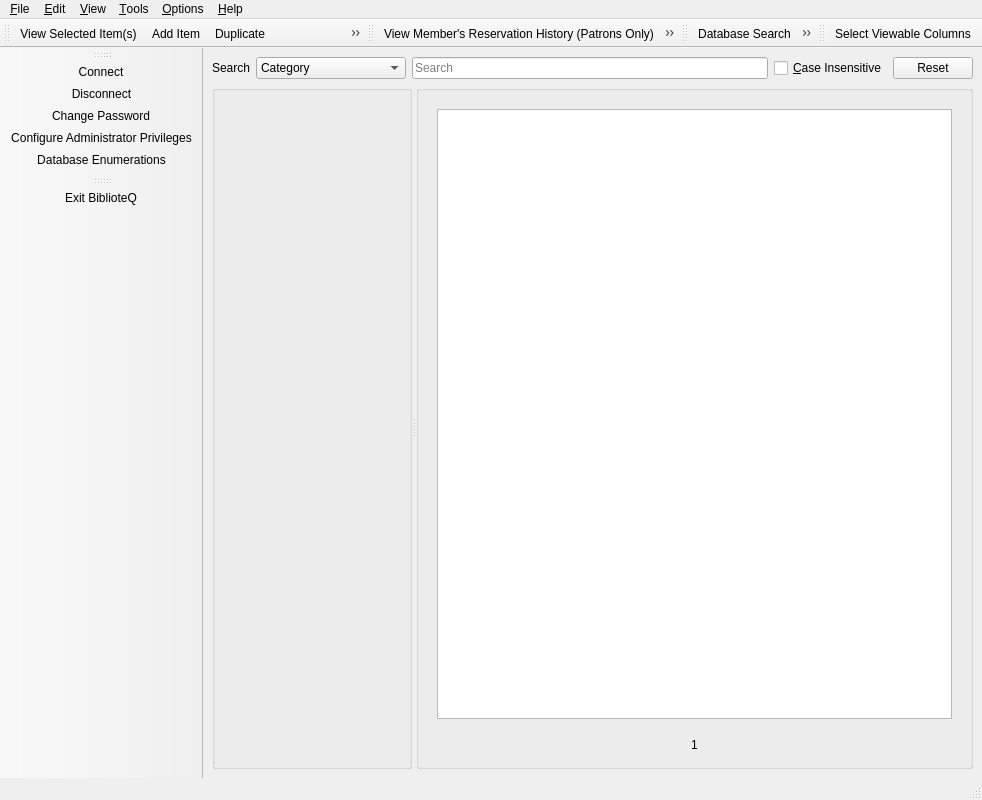
The window that UI/biblioteq_mainwindow.ui (textbrowser/biblioteq) describes before a commit, drawn with Qt 5.
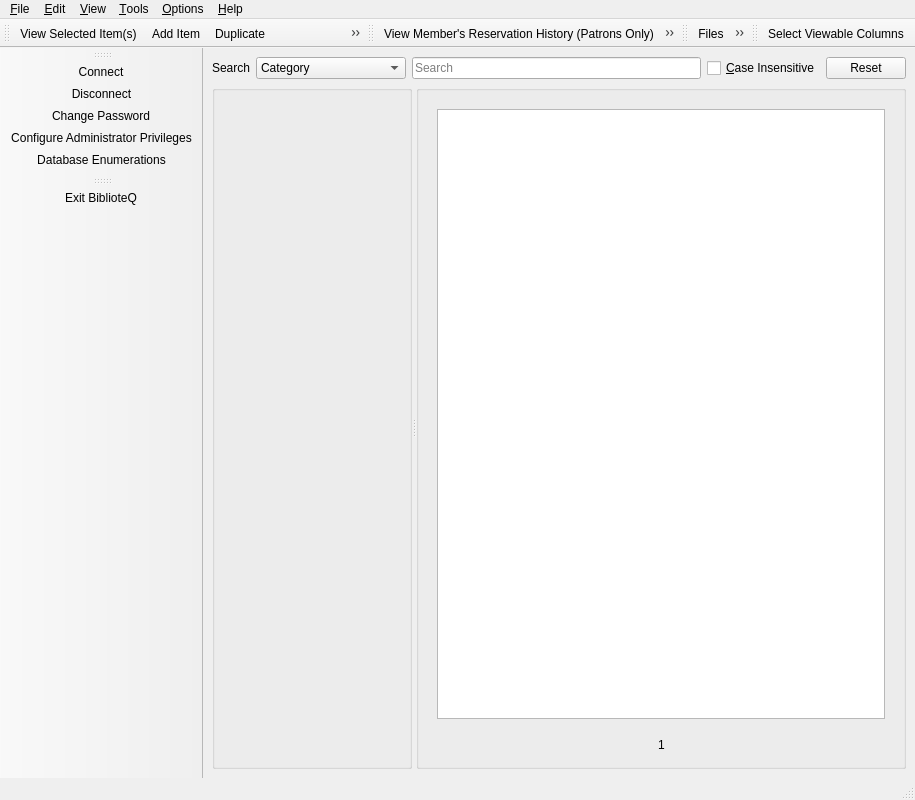
The same window after the commit. Icons and pictures are not drawn. Custom widgets are drawn as their Qt base class.

Commit message: New tool button.

```diff
--- a/UI/biblioteq_mainwindow.ui
+++ b/UI/biblioteq_mainwindow.ui
@@ -635,6 +635,7 @@
    <attribute name="toolBarBreak">
     <bool>false</bool>
    </attribute>
+   <addaction name="filesTool"/>
    <addaction name="searchTool"/>
    <addaction name="customQueryTool"/>
    <addaction name="refreshTool"/>
@@ -1242,6 +1243,15 @@
     <string>Ctrl+E</string>
    </property>
   </action>
+  <action name="filesTool">
+   <property name="icon">
+    <iconset resource="../Icons/icons.qrc">
+     <normaloff>:/32x32/fileopen.png</normaloff>:/32x32/fileopen.png</iconset>
+   </property>
+   <property name="text">
+    <string>Files</string>
+   </property>
+  </action>
  </widget>
  <customwidgets>
   <customwidget>
```
The commit also changes 1 other file.
